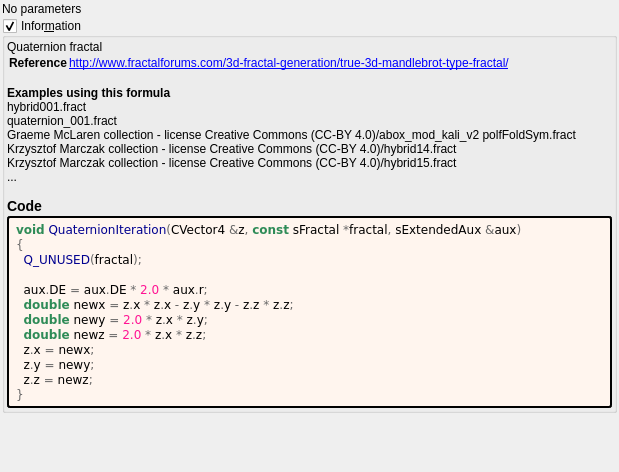
The window that mandelbulber2/formula/ui/quaternion.ui (buddhi1980/mandelbulber2) describes before a commit, drawn with Qt 5.
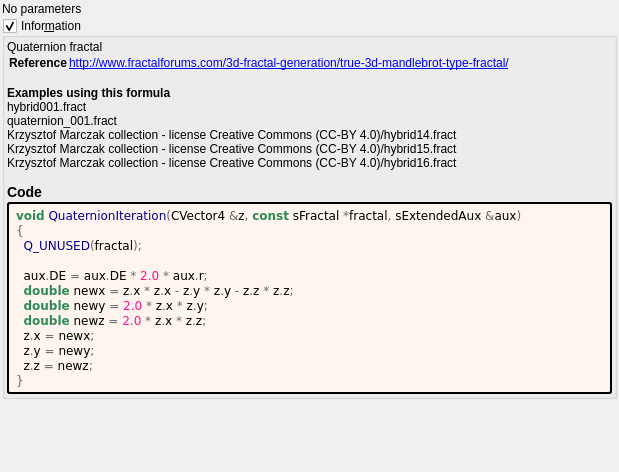
The same window after the commit. Custom widgets are drawn as their Qt base class.

Commit message: Updated new OpenCL fractal formulas Changed to not convert to mad and native_divide - it is already automatically generated by OpenCL compiler when -fast-relaxed-math is used. This change improves readability of OpenCL code withot any impact on rendering speed.

The edit to the form file:
```diff
--- a/mandelbulber2/formula/ui/quaternion.ui
+++ b/mandelbulber2/formula/ui/quaternion.ui
@@ -70,7 +70,7 @@
 &lt;tr&gt;&lt;th&gt;Reference&lt;/th&gt;&lt;td&gt;&lt;a href=&quot;http://www.fractalforums.com/3d-fractal-generation/true-3d-mandlebrot-type-fractal/&quot;&gt;http://www.fractalforums.com/3d-fractal-generation/true-3d-mandlebrot-type-fractal/&lt;br&gt;
 &lt;/td&gt;&lt;/tr&gt;
 &lt;/table&gt;
-&lt;br&gt;&lt;b&gt;Examples using this formula&lt;/b&gt;&lt;br&gt;hybrid001.fract&lt;br&gt;quaternion_001.fract&lt;br&gt;Graeme McLaren  collection - license Creative Commons  (CC-BY 4.0)/abox_mod_kali_v2 polfFoldSym.fract&lt;br&gt;Krzysztof Marczak collection - license Creative Commons (CC-BY 4.0)/hybrid14.fract&lt;br&gt;Krzysztof Marczak collection - license Creative Commons (CC-BY 4.0)/hybrid15.fract&lt;br&gt;...&lt;h3&gt;Code&lt;/h3&gt;</string>
+&lt;br&gt;&lt;b&gt;Examples using this formula&lt;/b&gt;&lt;br&gt;hybrid001.fract&lt;br&gt;quaternion_001.fract&lt;br&gt;Krzysztof Marczak collection - license Creative Commons (CC-BY 4.0)/hybrid14.fract&lt;br&gt;Krzysztof Marczak collection - license Creative Commons (CC-BY 4.0)/hybrid15.fract&lt;br&gt;Krzysztof Marczak collection - license Creative Commons (CC-BY 4.0)/hybrid16.fract&lt;h3&gt;Code&lt;/h3&gt;</string>
         </property>
         <property name="wordWrap">
          <bool>true</bool>
```
The commit also changes 344 other files.
